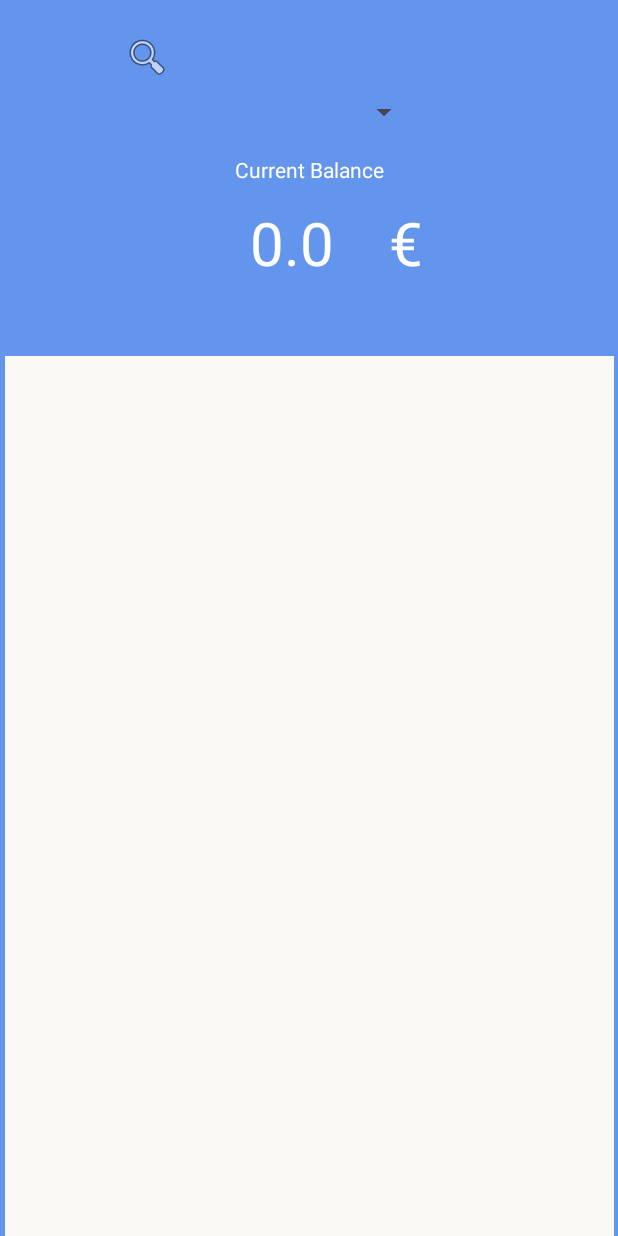
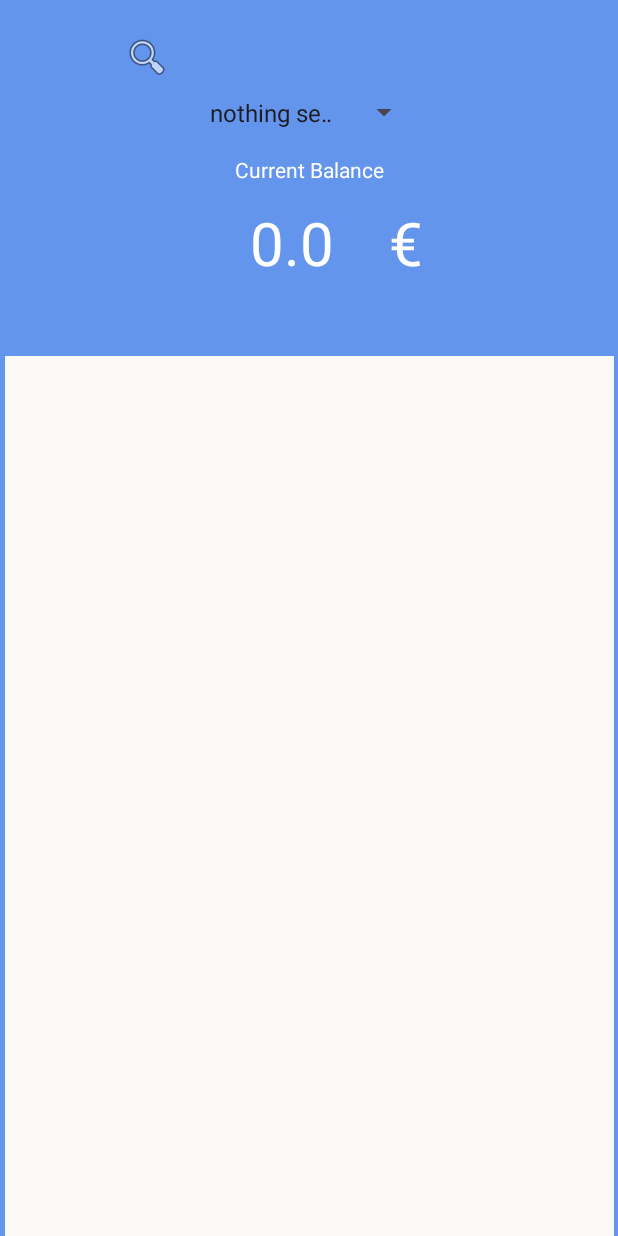
Before and after one commit to ExpenserManager/ExpenseManager, an Android app: the screen it shows after launch (ExpenseViewActivity), on a phone screen of 412 x 824 dp. Run offline under Robolectric (Android 15) with nearby library versions, the phone set to English and light mode, and no system bars.

Commit message:
add "nothing selected" to spinner  if the user hasn't selected a category, all database entries are displayed

```diff
--- a/app/src/main/java/com/example/expensermanager/ExpenseViewActivity.java
+++ b/app/src/main/java/com/example/expensermanager/ExpenseViewActivity.java
@@ -103,6 +103,8 @@ public class ExpenseViewActivity extends AppCompatActivity {
         binding.currentBalanceMoney.setText("" + total);
 
         Spinner spinner = findViewById(R.id.spinner);
+        ArrayList spinnerList = category;
+        spinnerList.add(0,"nothing selected");
         spinner.setAdapter(new ArrayAdapter<>(this, androidx.appcompat.R.layout.support_simple_spinner_dropdown_item, category)); //show categories in spinner
 
         //onItemSelectedListener
@@ -140,6 +142,12 @@ public class ExpenseViewActivity extends AppCompatActivity {
        }else if (type.equals("category")){
            Cursor cursor = dbHelper.filterDatabaseCategory(categoryFilter);
 
+           if(categoryFilter.equals("nothing selected")){
+               storeDataInArrayLists();
+               adapter.setFilteredList(description, id, amount, date);
+               return;
+           }
+
            if(cursor != null){
                while(cursor.moveToNext()){
                    String id = cursor.getString(cursor.getColumnIndexOrThrow("_id"));
@@ -156,7 +164,7 @@ public class ExpenseViewActivity extends AppCompatActivity {
                cursor.close();
            }
        }
-        if(filteredListDescription.isEmpty()){
+        if(filteredListDescription.isEmpty() && !categoryFilter.equals("nothing selected")){
             Toast.makeText(this, "No items found!", Toast.LENGTH_LONG).show();
         }else{
             adapter.setFilteredList(filteredListDescription, filteredListId, filteredListAmount, filteredListDate);
```
